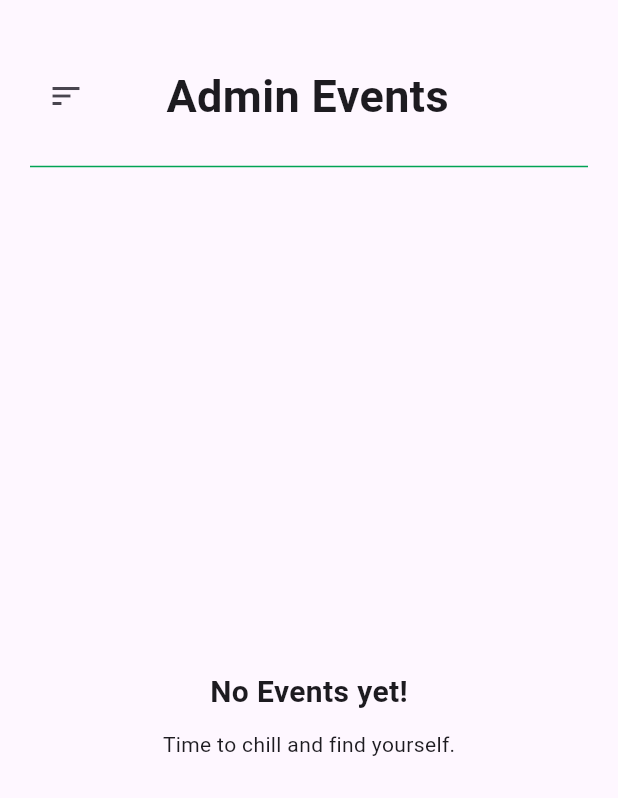
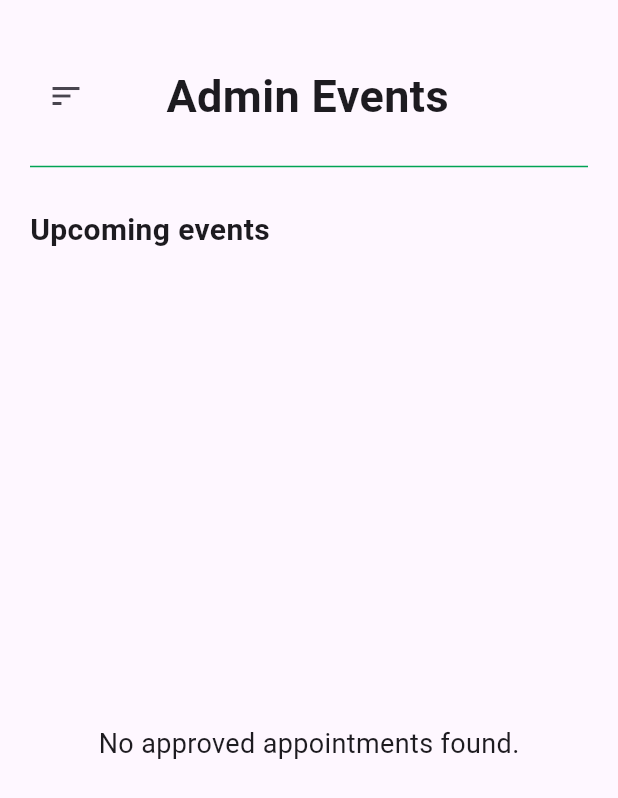
Before and after one commit to argietut/church-tap, a Flutter app: the AdminHomePage screen opened directly, after a tap on the "sort" icon, on a phone screen of 412 x 824 dp. Shown: the top 798 px of the screen. Run offline on Flutter 3.47's test engine with Material 3 defaults, Android fonts, the phone set to English and light mode, and no system bars; our stand-ins replace cloud_firestore, firebase_auth, firebase_core, flutter_map, geolocator, get and 4 more; missing offline and left inert: flutter_map_location_marker, flutter_map_marker_popup; accounts and stored records are empty.

Commit message:
done, approved and denied appointment and display it to admin_home.dart

```diff
--- a/lib/FRONT_END/AdminScreens/admin_home.dart
+++ b/lib/FRONT_END/AdminScreens/admin_home.dart
@@ -1,4 +1,6 @@
+import 'package:bethel_app_final/BACK_END/Services/Functions/Users.dart';
 import 'package:bethel_app_final/FRONT_END/constant/color.dart';
+import 'package:cloud_firestore/cloud_firestore.dart';
 import 'package:firebase_auth/firebase_auth.dart';
 import 'package:flutter/material.dart';
 
@@ -13,18 +15,22 @@ void signUserOut() {
   FirebaseAuth.instance.signOut();
 }
 
-enum SortType { byDays, byWeeks, byMonths }
+class _AdminHomePageState extends State<AdminHomePage> {
+  final UserStorage userStorage = UserStorage();
 
-class _AdminHomePageState extends State<AdminHomePage> {
-  SortType _sortType = SortType.byDays;
-  List<dynamic> approvedData = [];
+  String formatDateTime(Timestamp? timeStamp) {
+    if (timeStamp == null) {
+      return 'No date available';
+    }
+    DateTime dateTime = timeStamp.toDate();
+    List<String> months = [
+      "January", "February", "March", "April", "May", "June",
+      "July", "August", "September", "October", "November", "December"
+    ];
+    return "${months[dateTime.month - 1]} ${dateTime.day}, ${dateTime.year}";
+  }
 
-  void _sortBy(SortType sortType) {
-    setState(() {
-      _sortType = sortType;
-    });
-    print('Sorting by: $sortType');
-  }
+
 
   @override
   Widget build(BuildContext context) {
@@ -40,17 +46,6 @@ class _AdminHomePageState extends State<AdminHomePage> {
                 IconButton(
                   onPressed: () {
                     // Toggling sort order when IconButton is pressed
-                    switch (_sortType) {
-                      case SortType.byDays:
-                        _sortBy(SortType.byWeeks);
-                        break;
-                      case SortType.byWeeks:
-                        _sortBy(SortType.byMonths);
-                        break;
-                      case SortType.byMonths:
-                        _sortBy(SortType.byDays);
-                        break;
-                    }
                   },
                   icon: const Icon(Icons.sort),
                 ),
@@ -68,40 +63,74 @@ class _AdminHomePageState extends State<AdminHomePage> {
             const Divider(
               color: appGreen,
             ),
-            const SizedBox(height: 10),
-            if (approvedData.isNotEmpty) // Display approved data if available
-              Expanded(
-                child: ListView.builder(
-                  itemCount: approvedData.length,
-                  itemBuilder: (context, index) {
-                    final data = approvedData[index];
-                    return ListTile(
-                      title: Text(data.title), // Replace with appropriate data field
-                      subtitle: Text(data.details), // Replace with appropriate data field
-                      // Add more UI elements as needed
-                    );
-                  },
-                ),
-              ),
-            if (approvedData.isEmpty) // Display message if no approved data
-              const Expanded(
-                child: Center(
-                  child: Column(
-                    mainAxisAlignment: MainAxisAlignment.center,
-                    children: [
-                      Text(
-                        'No Events yet!',
+            const SizedBox(height: 20),
+            const Text(
+              'Upcoming events',
               style: TextStyle(
                 fontSize: 20,
                 fontWeight: FontWeight.bold,
               ),
             ),
-                      SizedBox(height: 10),
+            Expanded(
+              child: StreamBuilder<QuerySnapshot>(
+                stream: userStorage.fetchApprovedAppointments(),
+                builder: (context, snapshot) {
+                  if (snapshot.connectionState == ConnectionState.waiting) {
+                    return const Center(child: CircularProgressIndicator());
+                  }
+                  if (snapshot.hasError) {
+                    return Center(child: Text('Error: ${snapshot.error}'));
+                  }
+                  if (snapshot.data == null || snapshot.data!.docs.isEmpty) {
+                    return const Center(
+                      child: Text(
+                        'No approved appointments found.',
+                        style: TextStyle(
+                          fontSize: 18,
+                        ),
+                      ),
+                    );
+                  }
+                  return ListView.builder(
+                    itemCount: snapshot.data!.docs.length,
+                    itemBuilder: (context, index) {
+                      DocumentSnapshot document = snapshot.data!.docs[index];
+                      final id = document.id;
+                      Map<String, dynamic> data = document.data() as Map<String, dynamic>;
+                      Timestamp timeStamp = data["date"];
+                      String formattedDate = formatDateTime(timeStamp);
+
+
+                      return Card(
+                        color: appGreen3,
+                        elevation: 2,
+                        margin: const EdgeInsets.symmetric(vertical: 8, horizontal: 4),
+                        child: ListTile(
+                          title: Text(
+                            'Appointment type: ${data['appointmenttype'] ?? ''}',
+                          ),
+                          subtitle: Column(
+                            crossAxisAlignment: CrossAxisAlignment.start,
+                            children: [
                               Text(
-                        'Time to chill and find yourself.',
+                                'Description: ${data['description'] ?? ''}',
+                              ),
+                              Text(
+                                'Date: $formattedDate',
+                              ),
+                              Text(
+                                'Name: ${data['name'] ?? ''}',
+                              ),
+                              Text(
+                                'Email: ${data['email'] ?? ''}',
                               ),
                             ],
                           ),
+                        ),
+                      );
+                    },
+                  );
+                },
               ),
             ),
           ],
@@ -109,11 +138,4 @@ class _AdminHomePageState extends State<AdminHomePage> {
       ),
     );
   }
-
-  // Method to update the approved data
-  void updateApprovedData(dynamic newData) {
-    setState(() {
-      approvedData.add(newData);
-    });
 }
-}
--- a/lib/FRONT_END/constant/color.dart
+++ b/lib/FRONT_END/constant/color.dart
@@ -9,3 +9,4 @@ const appGreen = Color.fromARGB(255, 2, 163, 85);
 const appBlue = Color.fromARGB(255, 49, 88, 243);
 const appPink = Color.fromARGB(255, 248, 57, 244);
 const appGreen2 = Color.fromARGB(255, 50, 196, 116);
+const appGreen3 = Color.fromARGB(255, 72, 232, 144);
```
Also changed, not shown: lib/BACK_END/Services/Functions/Users.dart (+87 -4 lines), lib/FRONT_END/AdminScreens/admin_approval.dart (+95 -39 lines). Lines whose indentation alone changed are shown as unchanged.
